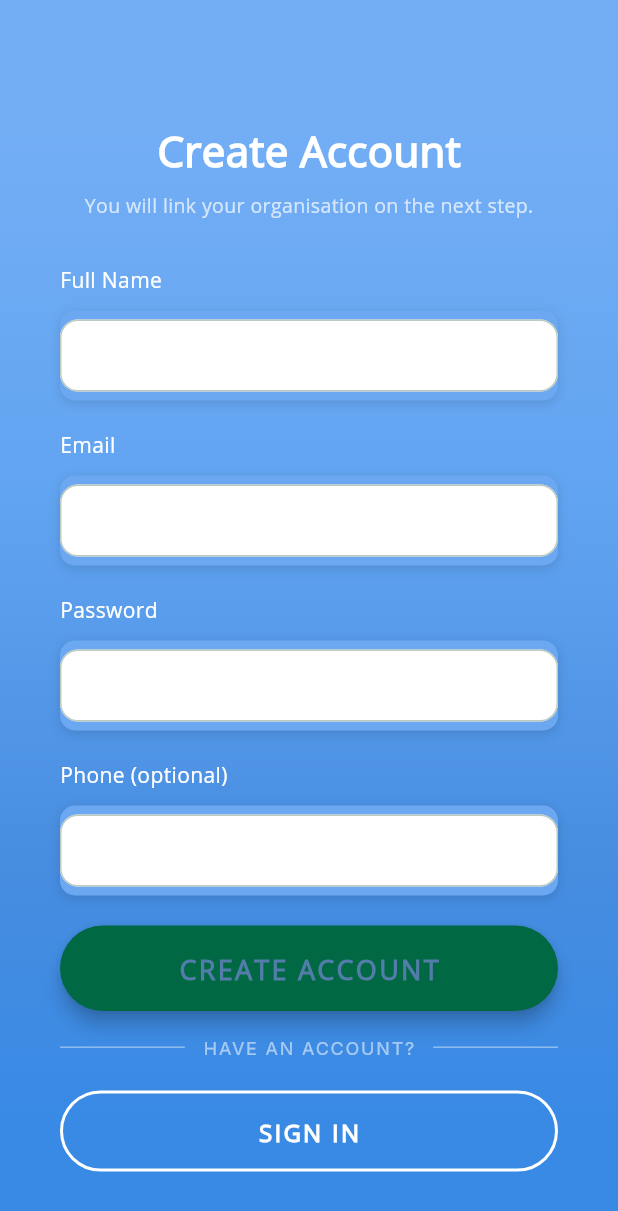
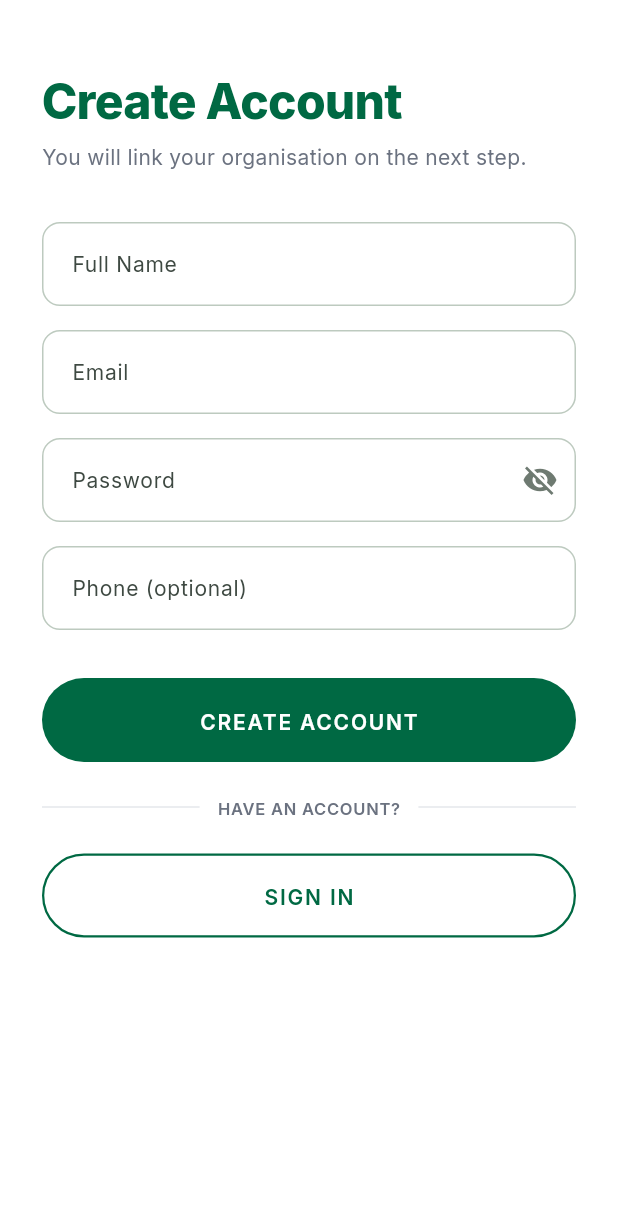
Before and after one commit to Jehmni/Rover, a Flutter app: the RegisterPage screen opened directly, on a phone screen of 412 x 824 dp. Shown: the top 1211 px of the screen. Run offline on Flutter 3.47's test engine with Material 3 defaults, Android fonts, the phone set to English and light mode, and no system bars; our stand-ins replace app_links, firebase_core, firebase_messaging, flutter_map, geolocator, google_fonts and 5 more; missing offline and left inert: mobile_scanner; accounts and stored records are empty.

Commit message:
feat(ui): redesign RegisterPage to match Intelligent Navigator design system
Replaces the old blue gradient layout with the Rover design system:
white surface, green Inter headline, themed outlined fields, password
visibility toggle, pill-shaped FilledButton CTA, and OutlinedButton
sign-in link. Org token banner updated to use primaryContainer tint.
All registration logic and routing unchanged.

```diff
--- a/front/roverfront/lib/screens/register_page.dart
+++ b/front/roverfront/lib/screens/register_page.dart
@@ -10,9 +10,9 @@
 //   orgName  — resolved org name (shown in banner if arriving via link)
 
 import 'package:flutter/material.dart';
-import '../constants.dart';
 import '../main.dart' show PendingLink;
 import '../services/auth_service.dart';
+import '../theme/rover_theme.dart';
 import '../widgets/auth_dialog.dart';
 import 'org_setup_page.dart';
 
@@ -43,7 +43,8 @@ class _RegisterPageState extends State<RegisterPage> {
   final _passwordController = TextEditingController();
   final _nameController     = TextEditingController();
   final _phoneController    = TextEditingController();
-  bool _isLoading = false;
+  bool _isLoading    = false;
+  bool _obscurePass  = true;
 
   @override
   void dispose() {
@@ -115,213 +116,163 @@ class _RegisterPageState extends State<RegisterPage> {
     }
   }
 
-  Widget _buildTextField({
-    required TextEditingController controller,
-    required String label,
-    required String hint,
-    required IconData icon,
-    bool obscure = false,
-    TextInputType keyboardType = TextInputType.text,
-  }) {
-    return Column(
-      crossAxisAlignment: CrossAxisAlignment.start,
-      children: [
-        Text(label, style: kLabelStyle),
-        const SizedBox(height: 10),
-        Container(
-          alignment: Alignment.centerLeft,
-          decoration: kBoxDecorationStyle,
-          height: 60,
-          child: TextField(
-            controller: controller,
-            obscureText: obscure,
-            keyboardType: keyboardType,
-            style: const TextStyle(color: Colors.white, fontFamily: 'OpenSans'),
-            decoration: InputDecoration(
-              border: InputBorder.none,
-              contentPadding: const EdgeInsets.only(top: 14),
-              prefixIcon: Icon(icon, color: Colors.white),
-              hintText: hint,
-              hintStyle: kHintTextStyle,
-            ),
-          ),
-        ),
-        const SizedBox(height: 20),
-      ],
-    );
-  }
-
   @override
   Widget build(BuildContext context) {
     return Scaffold(
-      body: Container(
-        height: double.infinity,
-        width: double.infinity,
-        decoration: const BoxDecoration(
-          gradient: LinearGradient(
-            begin: Alignment.topCenter,
-            end: Alignment.bottomCenter,
-            colors: [
-              Color(0xFF73AEF5),
-              Color(0xFF61A4F1),
-              Color(0xFF478DE0),
-              Color(0xFF398AE5),
-            ],
-            stops: [0.1, 0.4, 0.7, 0.9],
-          ),
-        ),
+      backgroundColor: RoverColors.surfaceContainerLowest,
+      body: SafeArea(
         child: SingleChildScrollView(
-          padding: const EdgeInsets.symmetric(horizontal: 40, vertical: 80),
+          padding: const EdgeInsets.symmetric(horizontal: 28, vertical: 48),
           child: Column(
+            crossAxisAlignment: CrossAxisAlignment.start,
             children: [
-              const Text(
+              // ── Headline ─────────────────────────────────────────────
+              Text(
                 'Create Account',
-                style: TextStyle(
-                  color: Colors.white,
-                  fontFamily: 'OpenSans',
-                  fontSize: 28,
-                  fontWeight: FontWeight.bold,
-                ),
+                style: RoverText.headlineLg(color: RoverColors.primary),
               ),
               const SizedBox(height: 8),
 
-              // ── Org banner (deep-link context) ──────────────────────
+              // ── Subtitle / org banner ─────────────────────────────────
               if (widget.orgToken != null)
                 Container(
                   width: double.infinity,
-                  margin: const EdgeInsets.only(bottom: 16),
-                  padding: const EdgeInsets.symmetric(
-                      horizontal: 16, vertical: 10),
+                  margin: const EdgeInsets.only(bottom: 4),
+                  padding: const EdgeInsets.symmetric(horizontal: 14, vertical: 10),
                   decoration: BoxDecoration(
-                    color: Colors.white24,
-                    borderRadius: BorderRadius.circular(12),
+                    color: RoverColors.primaryContainer,
+                    borderRadius: BorderRadius.circular(10),
                   ),
                   child: Row(
                     children: [
-                      const Icon(Icons.link,
-                          color: Colors.white70, size: 14),
+                      const Icon(Icons.link_rounded,
+                          color: RoverColors.primary, size: 16),
                       const SizedBox(width: 8),
                       Expanded(
                         child: Text(
                           widget.orgName != null
                               ? 'Joining: ${widget.orgName}'
                               : 'You will join an organisation on the next step.',
-                          style: const TextStyle(
-                            color: Colors.white,
-                            fontSize: 12,
-                            fontFamily: 'OpenSans',
-                          ),
+                          style: RoverText.bodySm(color: RoverColors.primary),
                         ),
                       ),
                     ],
                   ),
                 )
               else
-                const Text(
+                Text(
                   'You will link your organisation on the next step.',
-                  style: TextStyle(
-                    color: Colors.white70,
-                    fontFamily: 'OpenSans',
-                    fontSize: 13,
+                  style: RoverText.bodyMd(color: RoverColors.textSecondary),
+                ),
+
+              const SizedBox(height: 32),
+
+              // ── Full Name ─────────────────────────────────────────────
+              TextField(
+                controller: _nameController,
+                textCapitalization: TextCapitalization.words,
+                decoration: const InputDecoration(labelText: 'Full Name'),
+              ),
+              const SizedBox(height: 16),
+
+              // ── Email ─────────────────────────────────────────────────
+              TextField(
+                controller: _emailController,
+                keyboardType: TextInputType.emailAddress,
+                decoration: const InputDecoration(labelText: 'Email'),
+              ),
+              const SizedBox(height: 16),
+
+              // ── Password ──────────────────────────────────────────────
+              TextField(
+                controller: _passwordController,
+                obscureText: _obscurePass,
+                decoration: InputDecoration(
+                  labelText: 'Password',
+                  suffixIcon: IconButton(
+                    icon: Icon(
+                      _obscurePass ? Icons.visibility_off : Icons.visibility,
+                      color: RoverColors.outline,
+                    ),
+                    onPressed: () =>
+                        setState(() => _obscurePass = !_obscurePass),
                   ),
                 ),
+              ),
+              const SizedBox(height: 16),
 
-              const SizedBox(height: 30),
-              _buildTextField(
-                controller: _nameController,
-                label: 'Full Name',
-                hint: 'Enter your full name',
-                icon: Icons.person,
+              // ── Phone (optional) ──────────────────────────────────────
+              TextField(
+                controller: _phoneController,
+                keyboardType: TextInputType.phone,
+                decoration: const InputDecoration(
+                  labelText: 'Phone (optional)',
+                ),
               ),
-              _buildTextField(
-                controller: _emailController,
-                label: 'Email',
-                hint: 'Enter your email',
-                icon: Icons.email,
-                keyboardType: TextInputType.emailAddress,
-              ),
-              _buildTextField(
-                controller: _passwordController,
-                label: 'Password',
-                hint: 'At least 8 characters',
-                icon: Icons.lock,
-                obscure: true,
-              ),
-              _buildTextField(
-                controller: _phoneController,
-                label: 'Phone (optional)',
-                hint: '+1 555 000 0000',
-                icon: Icons.phone,
-                keyboardType: TextInputType.phone,
-              ),
+              const SizedBox(height: 32),
+
+              // ── Primary CTA ───────────────────────────────────────────
               SizedBox(
                 width: double.infinity,
-                child: ElevatedButton(
+                height: 56,
+                child: FilledButton(
                   onPressed: _isLoading ? null : _handleRegister,
-                  style: ElevatedButton.styleFrom(
-                    elevation: 5,
-                    padding: const EdgeInsets.all(15),
+                  style: FilledButton.styleFrom(
+                    backgroundColor: RoverColors.primary,
+                    foregroundColor: RoverColors.onPrimary,
                     shape: RoundedRectangleBorder(
                       borderRadius: BorderRadius.circular(30),
                     ),
+                    textStyle: RoverText.titleSm(color: RoverColors.onPrimary)
+                        .copyWith(letterSpacing: 1.2),
                   ),
                   child: _isLoading
-                      ? const CircularProgressIndicator(
-                          color: Color(0xFF527DAA))
-                      : const Text(
-                          'CREATE ACCOUNT',
-                          style: TextStyle(
-                            color: Color(0xFF527DAA),
-                            letterSpacing: 1.5,
-                            fontSize: 18,
-                            fontWeight: FontWeight.bold,
-                            fontFamily: 'OpenSans',
+                      ? const SizedBox(
+                          width: 22,
+                          height: 22,
+                          child: CircularProgressIndicator(
+                            strokeWidth: 2.5,
+                            color: RoverColors.onPrimary,
                           ),
-                        ),
+                        )
+                      : const Text('CREATE ACCOUNT'),
                 ),
               ),
-              const SizedBox(height: 16),
+              const SizedBox(height: 24),
+
+              // ── "Have an account?" divider ────────────────────────────
               Row(
-                children: const [
-                  Expanded(
-                      child: Divider(color: Colors.white54, thickness: 0.8)),
+                children: [
+                  const Expanded(child: Divider()),
                   Padding(
-                    padding: EdgeInsets.symmetric(horizontal: 12),
+                    padding: const EdgeInsets.symmetric(horizontal: 12),
                     child: Text(
                       'HAVE AN ACCOUNT?',
-                      style: TextStyle(
-                        color: Colors.white54,
-                        fontSize: 12,
-                        letterSpacing: 1.2,
-                      ),
+                      style: RoverText.labelSm(color: RoverColors.textSecondary),
                     ),
                   ),
-                  Expanded(
-                      child: Divider(color: Colors.white54, thickness: 0.8)),
+                  const Expanded(child: Divider()),
                 ],
               ),
-              const SizedBox(height: 20),
+              const SizedBox(height: 24),
+
+              // ── Sign in link ──────────────────────────────────────────
               SizedBox(
                 width: double.infinity,
+                height: 56,
                 child: OutlinedButton(
                   onPressed: () => Navigator.of(context).pop(),
                   style: OutlinedButton.styleFrom(
-                    side: const BorderSide(color: Colors.white, width: 2),
-                    padding: const EdgeInsets.all(15),
+                    foregroundColor: RoverColors.primary,
+                    side: const BorderSide(
+                        color: RoverColors.primary, width: 1.5),
                     shape: RoundedRectangleBorder(
                       borderRadius: BorderRadius.circular(30),
                     ),
+                    textStyle: RoverText.titleSm(color: RoverColors.primary)
+                        .copyWith(letterSpacing: 1.2),
                   ),
-                  child: const Text(
-                    'SIGN IN',
-                    style: TextStyle(
-                      color: Colors.white,
-                      letterSpacing: 1.5,
-                      fontSize: 16,
-                      fontWeight: FontWeight.bold,
-                      fontFamily: 'OpenSans',
-                    ),
-                  ),
+                  child: const Text('SIGN IN'),
                 ),
               ),
             ],
```
Also changed, not shown: .claude/settings.local.json.
